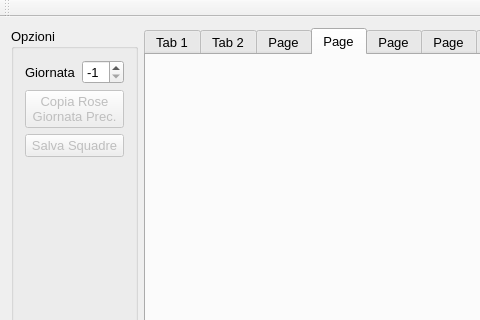
First picture: the form in mainwindow.ui, repository Myzhar/Fantacalcio, before the edit; both pictures show x 0 to 480 and y 0 to 320 of the 1071 by 670 pixel window.
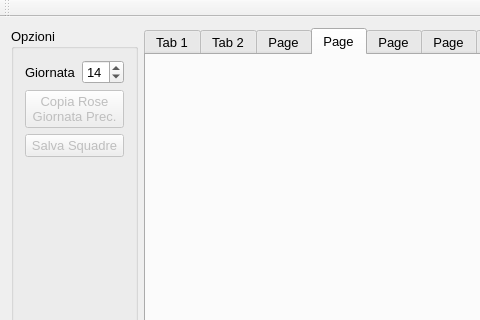
Second picture: the form after the edit. The open tabs and pages were chosen to show the change. Custom widgets are drawn as their Qt base class.

What changed in the file:
```diff
--- a/mainwindow.ui
+++ b/mainwindow.ui
@@ -122,7 +122,7 @@
           <number>38</number>
          </property>
          <property name="value">
-          <number>-1</number>
+          <number>14</number>
          </property>
         </widget>
        </item>
```
Left out of the diff: 4 changed lines with no effect on the pictures.
